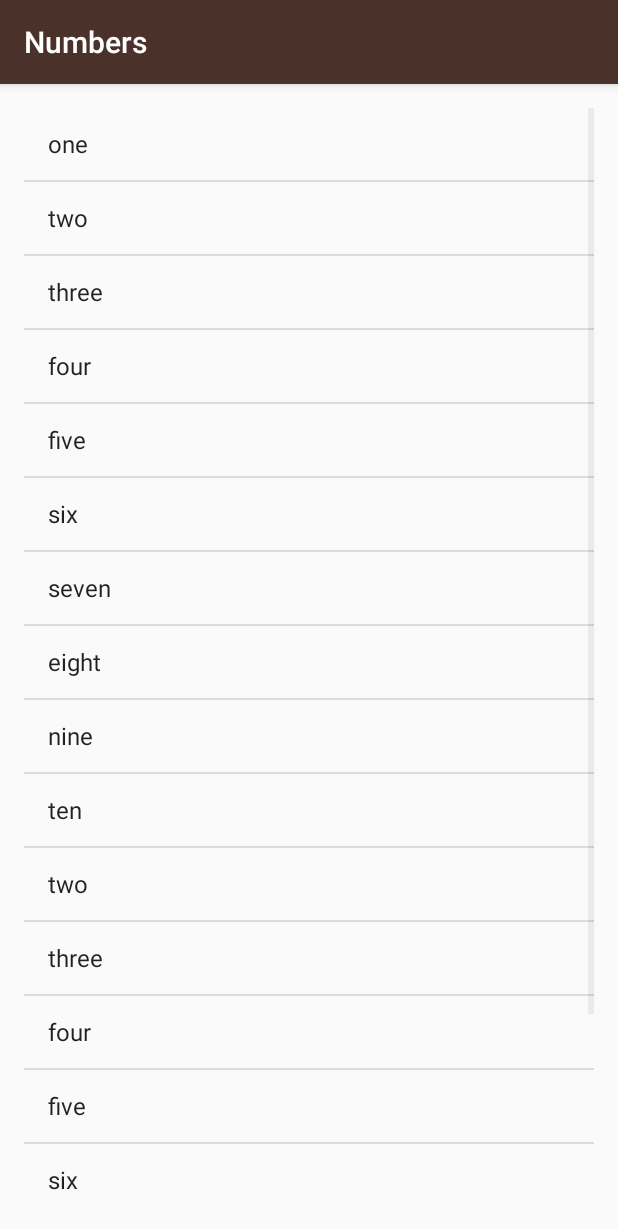
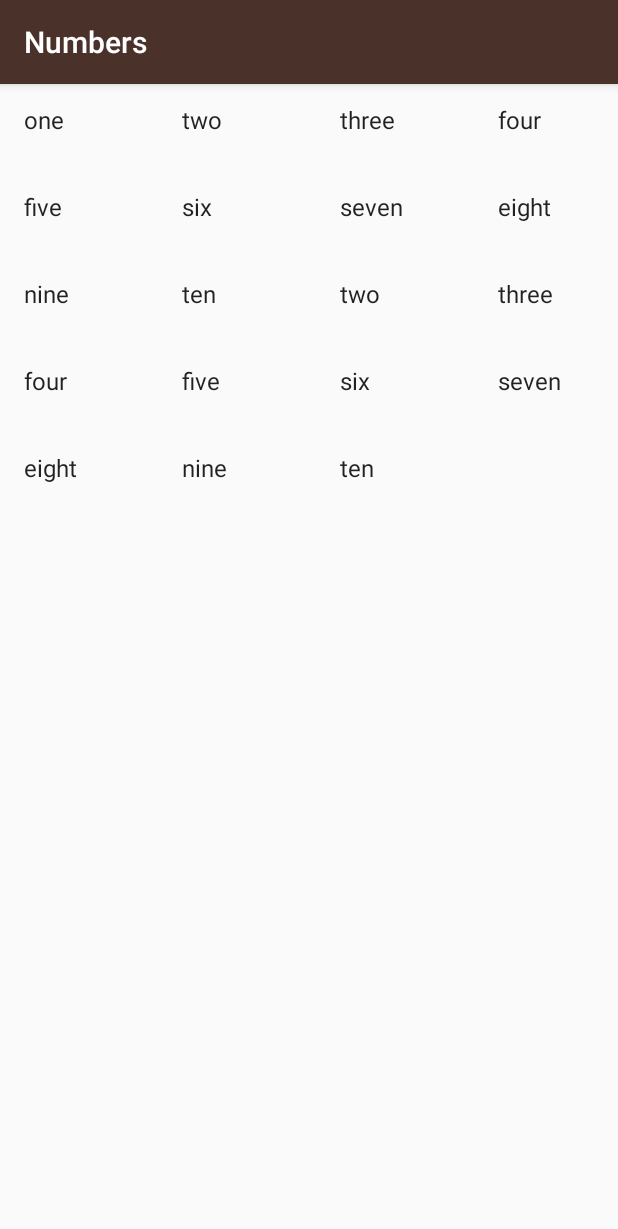
Before and after one commit to alviksar/Miwok, an Android app: the NumbersActivity screen opened directly, with no data from a screen before it, on a phone screen of 412 x 824 dp. Shown: the top 1229 px of the screen. Run offline under Robolectric (Android 15) with nearby library versions, the phone set to English and light mode, and no system bars.

Commit message:
Change ListView to GridView

```diff
--- a/app/src/main/java/com/example/android/miwok/NumbersActivity.java
+++ b/app/src/main/java/com/example/android/miwok/NumbersActivity.java
@@ -4,6 +4,7 @@ import android.support.v7.app.AppCompatActivity;
 import android.os.Bundle;
 import android.util.Log;
 import android.widget.ArrayAdapter;
+import android.widget.GridView;
 import android.widget.LinearLayout;
 import android.widget.ListView;
 import android.widget.TextView;
@@ -49,8 +50,14 @@ public class NumbersActivity extends AppCompatActivity {
             rootView.addView(wordView);
         }
         */
+        /*
         ArrayAdapter<String> itemsAdapter = new ArrayAdapter<String>(this, android.R.layout.simple_list_item_1, words);
         ListView listView = (ListView) findViewById(R.id.list);
         listView.setAdapter(itemsAdapter);
+        */
+        ArrayAdapter<String> itemsAdapter = new ArrayAdapter<String>(this,android.R.layout.simple_list_item_1, words);
+        GridView gridView = (GridView)findViewById(R.id.grid);
+        gridView.setAdapter(itemsAdapter);
+
     }
 }
--- a/app/src/main/res/layout/activity_numbers.xml
+++ b/app/src/main/res/layout/activity_numbers.xml
@@ -1,12 +1,11 @@
 <?xml version="1.0" encoding="utf-8"?>
-<ListView xmlns:android="http://schemas.android.com/apk/res/android"
-    xmlns:tools="http://schemas.android.com/tools"
-    android:id="@+id/list"
-    android:orientation="vertical"
+<GridView xmlns:android="http://schemas.android.com/apk/res/android"
+    android:id="@+id/grid"
     android:layout_width="match_parent"
     android:layout_height="match_parent"
-    android:paddingBottom="@dimen/activity_vertical_margin"
-    android:paddingLeft="@dimen/activity_horizontal_margin"
-    android:paddingRight="@dimen/activity_horizontal_margin"
-    android:paddingTop="@dimen/activity_vertical_margin"
-    tools:context="com.example.android.miwok.NumbersActivity"/>
+    android:columnWidth="90dp"
+    android:numColumns="auto_fit"
+    android:verticalSpacing="10dp"
+    android:horizontalSpacing="10dp"
+    android:stretchMode="columnWidth"
+    android:gravity="center"/>
```
Also changed, not shown: 2 other files.
